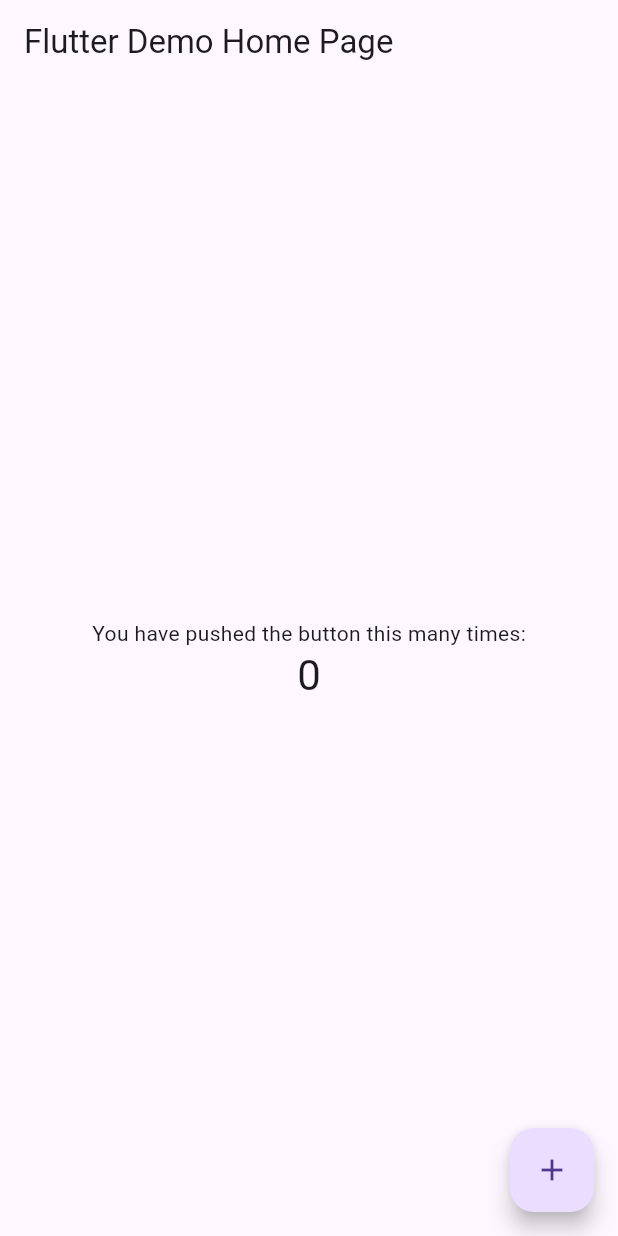
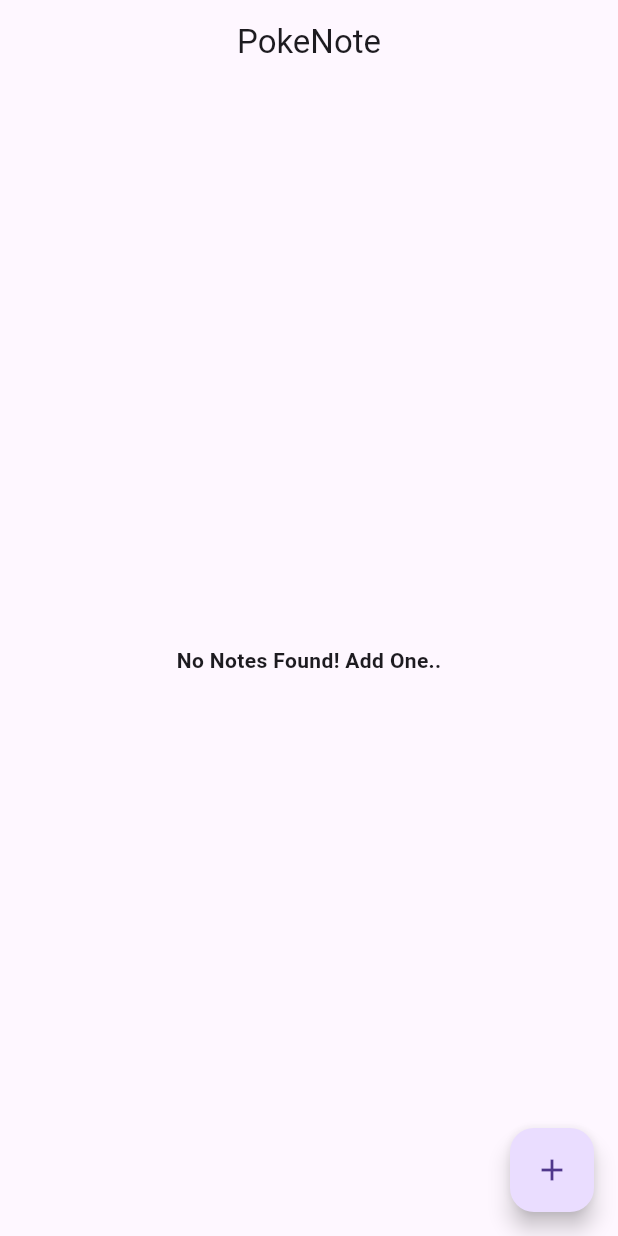
Before and after one commit to abcd9062/Pokedular, a Flutter app: the screen it shows after launch, on a phone screen of 412 x 824 dp. Run offline on Flutter 3.47's test engine with Material 3 defaults, Android fonts, the light colour scheme and no system bars; our stand-ins replace dio, hive, hive_flutter; accounts and stored records are empty; generated files the repository leaves out were written again.

Commit message:
Pokenote is functional now

```diff
--- /dev/null
+++ b/pokenote/lib/datasource/pokenote_local_datasource.dart
@@ -0,0 +1,18 @@
+
+import 'package:pokenote/main.dart';
+import 'package:pokenote/model/pokenote.dart';
+
+class PokenoteLocalDatasource {
+  Future<void> addToDB(PokeNote note) async {
+     hiveDb.add(note);
+  }
+
+  List<PokeNote> getAllPokeNotes() {
+    return hiveDb.values.toList();
+  }
+
+  Future<void> deleteFromDB(int pos) async {
+    await hiveDb.deleteAt(pos);
+  }
+
+}
--- a/pokenote/lib/main.dart
+++ b/pokenote/lib/main.dart
@@ -1,6 +1,16 @@
 import 'package:flutter/material.dart';
+import 'package:hive_flutter/adapters.dart';
+import 'package:pokenote/model/pokenote.dart';
+import 'package:pokenote/ui/screen/pokenote_screen.dart';
 
-void main() => runApp(const MyApp());
+late Box<PokeNote> hiveDb;
+
+void main() async {
+  await Hive.initFlutter();
+  Hive.registerAdapter(PokeNoteAdapter());
+  hiveDb = await Hive.openBox<PokeNote>('pokenotes');
+  runApp(const MyApp());
+}
 
 class MyApp extends StatelessWidget {
   const MyApp({super.key});
@@ -10,103 +20,11 @@
   Widget build(BuildContext context) {
     return MaterialApp(
       title: 'Flutter Demo',
+      debugShowCheckedModeBanner: false,
       theme: ThemeData(
-        // This is the theme of your application.
-        //
-        // Try running your application with "flutter run". You'll see the
-        // application has a blue toolbar. Then, without quitting the app, try
-        // changing the primarySwatch below to Colors.green and then invoke
-        // "hot reload" (press "r" in the console where you ran "flutter run",
-        // or press Run > Flutter Hot Reload in a Flutter IDE). Notice that the
-        // counter didn't reset back to zero; the application is not restarted.
         primarySwatch: Colors.blue,
       ),
-      home: const MyHomePage(title: 'Flutter Demo Home Page'),
+      home: const PokenoteScreen(),
     );
   }
 }
-
-class MyHomePage extends StatefulWidget {
-  const MyHomePage({super.key, required this.title});
-
-  // This widget is the home page of your application. It is stateful, meaning
-  // that it has a State object (defined below) that contains fields that affect
-  // how it looks.
-
-  // This class is the configuration for the state. It holds the values (in this
-  // case the title) provided by the parent (in this case the App widget) and
-  // used by the build method of the State. Fields in a Widget subclass are
-  // always marked "final".
-
-  final String title;
-
-  @override
-  State<MyHomePage> createState() => _MyHomePageState();
-}
-
-class _MyHomePageState extends State<MyHomePage> {
-  int _counter = 0;
-
-  void _incrementCounter() {
-    setState(() {
-      // This call to setState tells the Flutter framework that something has
-      // changed in this State, which causes it to rerun the build method below
-      // so that the display can reflect the updated values. If we changed
-      // _counter without calling setState(), then the build method would not be
-      // called again, and so nothing would appear to happen.
-      _counter++;
-    });
-  }
-
-  @override
-  Widget build(BuildContext context) {
-    // This method is rerun every time setState is called, for instance as done
-    // by the _incrementCounter method above.
-    //
-    // The Flutter framework has been optimized to make rerunning build methods
-    // fast, so that you can just rebuild anything that needs updating rather
-    // than having to individually change instances of widgets.
-    return Scaffold(
-      appBar: AppBar(
-        // Here we take the value from the MyHomePage object that was created by
-        // the App.build method, and use it to set our appbar title.
-        title: Text(widget.title),
-      ),
-      body: Center(
-        // Center is a layout widget. It takes a single child and positions it
-        // in the middle of the parent.
-        child: Column(
-          // Column is also a layout widget. It takes a list of children and
-          // arranges them vertically. By default, it sizes itself to fit its
-          // children horizontally, and tries to be as tall as its parent.
-          //
-          // Invoke "debug painting" (press "p" in the console, choose the
-          // "Toggle Debug Paint" action from the Flutter Inspector in Android
-          // Studio, or the "Toggle Debug Paint" command in Visual Studio Code)
-          // to see the wireframe for each widget.
-          //
-          // Column has various properties to control how it sizes itself and
-          // how it positions its children. Here we use mainAxisAlignment to
-          // center the children vertically; the main axis here is the vertical
-          // axis because Columns are vertical (the cross axis would be
-          // horizontal).
-          mainAxisAlignment: MainAxisAlignment.center,
-          children: <Widget>[
-            const Text(
-              'You have pushed the button this many times:',
-            ),
-            Text(
-              '$_counter',
-              style: Theme.of(context).textTheme.headlineMedium,
-            ),
-          ],
-        ),
-      ),
-      floatingActionButton: FloatingActionButton(
-        onPressed: _incrementCounter,
-        tooltip: 'Increment',
-        child: const Icon(Icons.add),
-      ), // This trailing comma makes auto-formatting nicer for build methods.
-    );
-  }
-}
--- /dev/null
+++ b/pokenote/lib/model/pokenote.dart
@@ -0,0 +1,10 @@
+import 'package:hive/hive.dart';
+part 'pokenote.g.dart';
+
+@HiveType(typeId: 0)
+class PokeNote {
+  @HiveField(0)
+  String note;
+
+  PokeNote({required this.note});
+}
--- /dev/null
+++ b/pokenote/lib/ui/screen/pokenote_screen.dart
@@ -0,0 +1,98 @@
+import 'package:flutter/material.dart';
+import 'package:pokenote/datasource/pokenote_local_datasource.dart';
+import 'package:pokenote/model/pokenote.dart';
+import 'package:pokenote/ui/widgets/pokenote_add_dialog.dart';
+import 'dart:io' show Platform;
+
+class PokenoteScreen extends StatefulWidget {
+  const PokenoteScreen({super.key});
+
+  @override
+  State<PokenoteScreen> createState() => _PokenoteScreenState();
+}
+
+class _PokenoteScreenState extends State<PokenoteScreen> {
+  TextEditingController? controller;
+  List<PokeNote> pokeNotes = [];
+  PokenoteLocalDatasource datasource = PokenoteLocalDatasource();
+
+  _addPokeNote() {
+    PokenoteAddDialog.show(context,
+        noteController: controller,
+      onAddButtonClick: () async {
+         await datasource.addToDB(
+           PokeNote(note: controller?.text ?? "")
+         );
+         pokeNotes = datasource.getAllPokeNotes();
+         setState(() {});
+      }
+    );
+  }
+
+  @override
+  void initState() {
+    controller = TextEditingController();
+    pokeNotes = datasource.getAllPokeNotes();
+  }
+
+  @override
+  Widget build(BuildContext context) {
+    return Scaffold(
+      appBar: AppBar(
+        title: const Text("PokeNote"),
+        centerTitle: true,
+      ),
+      body: SizedBox(
+        height: MediaQuery.sizeOf(context).height,
+        width: MediaQuery.sizeOf(context).width,
+        child: pokeNotes.isEmpty ? const Center(child: Text("No Notes Found! Add One..", style:  TextStyle(fontWeight: FontWeight.bold),),) : Padding(
+          padding: const EdgeInsets.symmetric(horizontal: 8.0),
+          child: GridView.builder(
+            clipBehavior: Clip.none,
+              itemCount: pokeNotes.length,
+              gridDelegate: const SliverGridDelegateWithFixedCrossAxisCount(
+                  crossAxisCount: 2,
+                  mainAxisExtent: 132,
+                  mainAxisSpacing: 8.0,
+                  crossAxisSpacing: 8.0),
+              itemBuilder: (context, index) {
+                return Stack(
+                  children: [
+                    Positioned(
+                      left: 10,
+                      top: 10,
+                      child: Container(
+                        height: 120,
+                        width: Platform.isAndroid ? 200 : 170,
+                        decoration: BoxDecoration(
+                          color: Colors.black12,
+                          borderRadius: BorderRadius.circular(8),
+                        ),
+                        child: Center(child: Padding(
+                          padding: const EdgeInsets.all(8.0),
+                          child: Text(pokeNotes[index].note),
+                        )),
+                      ),
+                    ),
+                    Image.asset("assets/images/pokeball.png", height: 40, width: 40, fit: BoxFit.cover,),
+                    Positioned(
+                      right: 4,
+                        top: 6,
+                        child: IconButton(onPressed: (){
+                          datasource.deleteFromDB(index);
+                          pokeNotes = datasource.getAllPokeNotes();
+                          setState(() {});
+                        }, icon: const Icon(Icons.cancel)))
+                  ],
+                );
+              }),
+        ),
+      ),
+      floatingActionButton: FloatingActionButton(
+        onPressed: _addPokeNote,
+        tooltip: 'Add PokeNote',
+        child: const Icon(Icons.add),
+      ),
+    );
+  }
+}
```
Also changed, not shown: pokenote/lib/ui/widgets/pokenote_add_dialog.dart (added, +66 -0 lines), pokenote/pubspec.yaml (+6 -3 lines), pokenote/assets/images/pokeball.png (added), pokenote/pubspec.lock.
